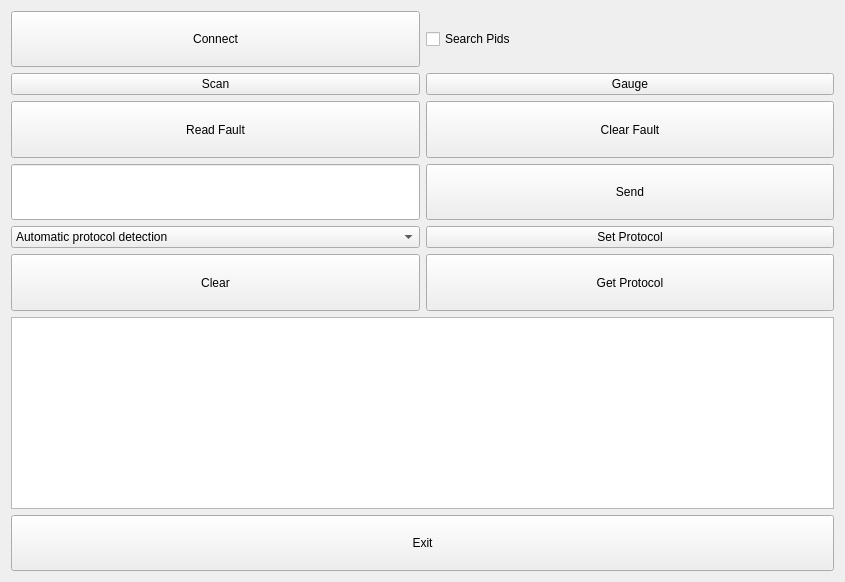
This is mainwindow.ui in takyonxxx/Elm327_Wifi_Obd2_Qt_Project as Qt 5 draws it before an edit. The edited form follows.
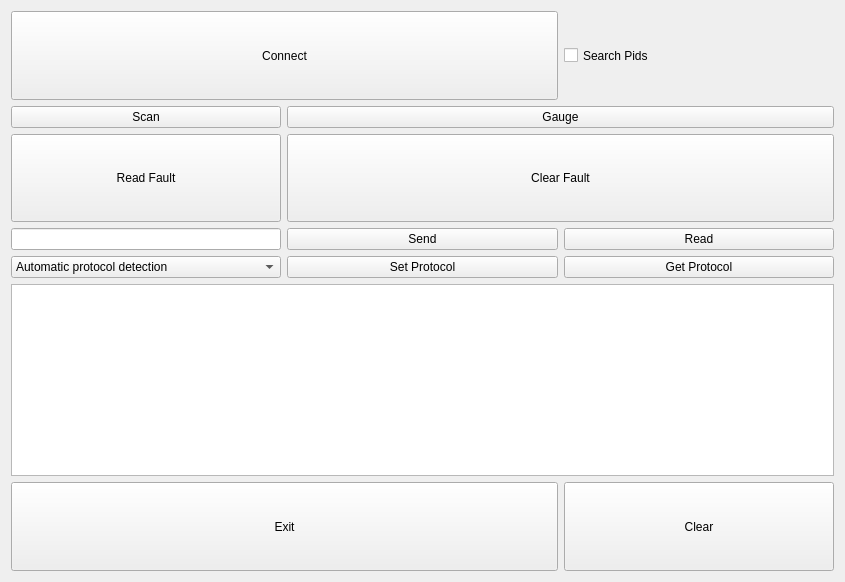
This is the edited form.

What changed in the file:
```diff
--- a/mainwindow.ui
+++ b/mainwindow.ui
@@ -31,8 +31,8 @@
      <layout class="QVBoxLayout" name="verticalLayout">
       <item>
        <layout class="QGridLayout" name="gridLayout_2">
-        <item row="6" column="0">
-         <widget class="QPushButton" name="pushScan">
+        <item row="10" column="1">
+         <widget class="QPushButton" name="pushSend">
           <property name="sizePolicy">
            <sizepolicy hsizetype="Preferred" vsizetype="Preferred">
             <horstretch>0</horstretch>
@@ -46,75 +46,7 @@
            </size>
           </property>
           <property name="text">
-           <string>Scan</string>
-          </property>
-         </widget>
-        </item>
-        <item row="7" column="1">
-         <widget class="QPushButton" name="pushClearFault">
-          <property name="sizePolicy">
-           <sizepolicy hsizetype="Preferred" vsizetype="Preferred">
-            <horstretch>0</horstretch>
-            <verstretch>0</verstretch>
-           </sizepolicy>
-          </property>
-          <property name="text">
-           <string>Clear Fault</string>
-          </property>
-         </widget>
-        </item>
-        <item row="17" column="0" colspan="2">
-         <widget class="QTextBrowser" name="textTerminal">
-          <property name="sizePolicy">
-           <sizepolicy hsizetype="Preferred" vsizetype="Preferred">
-            <horstretch>0</horstretch>
-            <verstretch>0</verstretch>
-           </sizepolicy>
-          </property>
-          <property name="minimumSize">
-           <size>
-            <width>0</width>
-            <height>0</height>
-           </size>
-          </property>
-         </widget>
-        </item>
-        <item row="14" column="0">
-         <widget class="QPushButton" name="pushClear">
-          <property name="sizePolicy">
-           <sizepolicy hsizetype="Preferred" vsizetype="Preferred">
-            <horstretch>0</horstretch>
-            <verstretch>0</verstretch>
-           </sizepolicy>
-          </property>
-          <property name="maximumSize">
-           <size>
-            <width>16777215</width>
-            <height>16777215</height>
-           </size>
-          </property>
-          <property name="text">
-           <string>  Clear  </string>
-          </property>
-         </widget>
-        </item>
-        <item row="6" column="1">
-         <widget class="QPushButton" name="pushGauge">
-          <property name="text">
-           <string>Gauge</string>
-          </property>
-         </widget>
-        </item>
-        <item row="14" column="1">
-         <widget class="QPushButton" name="pushGetProtocol">
-          <property name="sizePolicy">
-           <sizepolicy hsizetype="Preferred" vsizetype="Preferred">
-            <horstretch>0</horstretch>
-            <verstretch>0</verstretch>
-           </sizepolicy>
-          </property>
-          <property name="text">
-           <string>Get Protocol</string>
+           <string>    Send    </string>
           </property>
          </widget>
         </item>
@@ -132,16 +64,28 @@
           </item>
          </layout>
         </item>
-        <item row="12" column="1">
-         <widget class="QPushButton" name="pushSetProtocol">
+        <item row="7" column="0">
+         <widget class="QPushButton" name="pushReadFault">
           <property name="sizePolicy">
            <sizepolicy hsizetype="Preferred" vsizetype="Preferred">
             <horstretch>0</horstretch>
             <verstretch>0</verstretch>
            </sizepolicy>
           </property>
+          <property name="minimumSize">
+           <size>
+            <width>0</width>
+            <height>0</height>
+           </size>
+          </property>
+          <property name="maximumSize">
+           <size>
+            <width>16777215</width>
+            <height>16777215</height>
+           </size>
+          </property>
           <property name="text">
-           <string>Set Protocol</string>
+           <string>Read Fault</string>
           </property>
          </widget>
         </item>
@@ -214,6 +158,19 @@
           </item>
          </widget>
         </item>
+        <item row="12" column="1">
+         <widget class="QPushButton" name="pushSetProtocol">
+          <property name="sizePolicy">
+           <sizepolicy hsizetype="Preferred" vsizetype="Preferred">
+            <horstretch>0</horstretch>
+            <verstretch>0</verstretch>
+           </sizepolicy>
+          </property>
+          <property name="text">
+           <string>Set Protocol</string>
+          </property>
+         </widget>
+        </item>
         <item row="18" column="0" colspan="2">
          <widget class="QPushButton" name="pushExit">
           <property name="sizePolicy">
@@ -233,20 +190,14 @@
           </property>
          </widget>
         </item>
-        <item row="7" column="0">
-         <widget class="QPushButton" name="pushReadFault">
+        <item row="6" column="0">
+         <widget class="QPushButton" name="pushScan">
           <property name="sizePolicy">
            <sizepolicy hsizetype="Preferred" vsizetype="Preferred">
             <horstretch>0</horstretch>
             <verstretch>0</verstretch>
            </sizepolicy>
           </property>
-          <property name="minimumSize">
-           <size>
-            <width>0</width>
-            <height>0</height>
-           </size>
-          </property>
           <property name="maximumSize">
            <size>
             <width>16777215</width>
@@ -254,49 +205,18 @@
            </size>
           </property>
           <property name="text">
-           <string>Read Fault</string>
+           <string>Scan</string>
           </property>
          </widget>
         </item>
-        <item row="10" column="1">
-         <widget class="QPushButton" name="pushSend">
-          <property name="sizePolicy">
-           <sizepolicy hsizetype="Preferred" vsizetype="Preferred">
-            <horstretch>0</horstretch>
-            <verstretch>0</verstretch>
-           </sizepolicy>
-          </property>
-          <property name="maximumSize">
-           <size>
-            <width>16777215</width>
-            <height>16777215</height>
-           </size>
-          </property>
+        <item row="6" column="1" colspan="2">
+         <widget class="QPushButton" name="pushGauge">
           <property name="text">
-           <string>    Send    </string>
+           <string>Gauge</string>
           </property>
          </widget>
         </item>
-        <item row="5" column="0">
-         <widget class="QPushButton" name="pushConnect">
-          <property name="sizePolicy">
-           <sizepolicy hsizetype="Preferred" vsizetype="Preferred">
-            <horstretch>0</horstretch>
-            <verstretch>0</verstretch>
-           </sizepolicy>
-          </property>
-          <property name="maximumSize">
-           <size>
-            <width>16777215</width>
-            <height>16777215</height>
-           </size>
-          </property>
-          <property name="text">
-           <string>Connect</string>
-          </property>
-         </widget>
-        </item>
-        <item row="5" column="1">
+        <item row="5" column="2">
          <widget class="QCheckBox" name="checkSearchPids">
           <property name="enabled">
            <bool>true</bool>
@@ -321,6 +241,93 @@
           </property>
          </widget>
         </item>
+        <item row="5" column="0" colspan="2">
+         <widget class="QPushButton" name="pushConnect">
+          <property name="sizePolicy">
+           <sizepolicy hsizetype="Preferred" vsizetype="Preferred">
+            <horstretch>0</horstretch>
+            <verstretch>0</verstretch>
+           </sizepolicy>
+          </property>
+          <property name="maximumSize">
+           <size>
+            <width>16777215</width>
+            <height>16777215</height>
+           </size>
+          </property>
+          <property name="text">
+           <string>Connect</string>
+          </property>
+         </widget>
+        </item>
+        <item row="10" column="2">
+         <widget class="QPushButton" name="pushRead">
+          <property name="text">
+           <string>Read</string>
+          </property>
+         </widget>
+        </item>
+        <item row="12" column="2">
+         <widget class="QPushButton" name="pushGetProtocol">
+          <property name="sizePolicy">
+           <sizepolicy hsizetype="Preferred" vsizetype="Preferred">
+            <horstretch>0</horstretch>
+            <verstretch>0</verstretch>
+           </sizepolicy>
+          </property>
+          <property name="text">
+           <string>Get Protocol</string>
+          </property>
+         </widget>
+        </item>
+        <item row="18" column="2">
+         <widget class="QPushButton" name="pushClear">
+          <property name="sizePolicy">
+           <sizepolicy hsizetype="Preferred" vsizetype="Preferred">
+            <horstretch>0</horstretch>
+            <verstretch>0</verstretch>
+           </sizepolicy>
+          </property>
+          <property name="maximumSize">
+           <size>
+            <width>16777215</width>
+            <height>16777215</height>
+           </size>
+          </property>
+          <property name="text">
+           <string>  Clear  </string>
+          </property>
+         </widget>
+        </item>
+        <item row="17" column="0" colspan="3">
+         <widget class="QTextBrowser" name="textTerminal">
+          <property name="sizePolicy">
+           <sizepolicy hsizetype="Preferred" vsizetype="Preferred">
+            <horstretch>0</horstretch>
+            <verstretch>0</verstretch>
+           </sizepolicy>
+          </property>
+          <property name="minimumSize">
+           <size>
+            <width>0</width>
+            <height>0</height>
+           </size>
+          </property>
+         </widget>
+        </item>
+        <item row="7" column="1" colspan="2">
+         <widget class="QPushButton" name="pushClearFault">
+          <property name="sizePolicy">
+           <sizepolicy hsizetype="Preferred" vsizetype="Preferred">
+            <horstretch>0</horstretch>
+            <verstretch>0</verstretch>
+           </sizepolicy>
+          </property>
+          <property name="text">
+           <string>Clear Fault</string>
+          </property>
+         </widget>
+        </item>
        </layout>
       </item>
      </layout>
```
